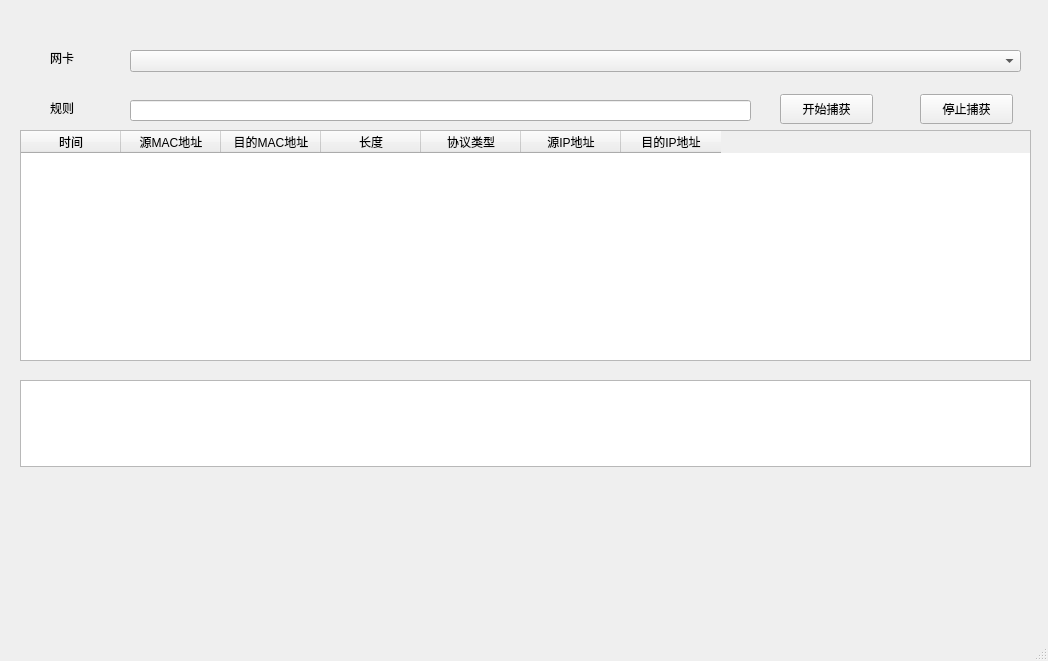
Old version of the form mainwindow.ui in the repository wjialei/HSniffer.
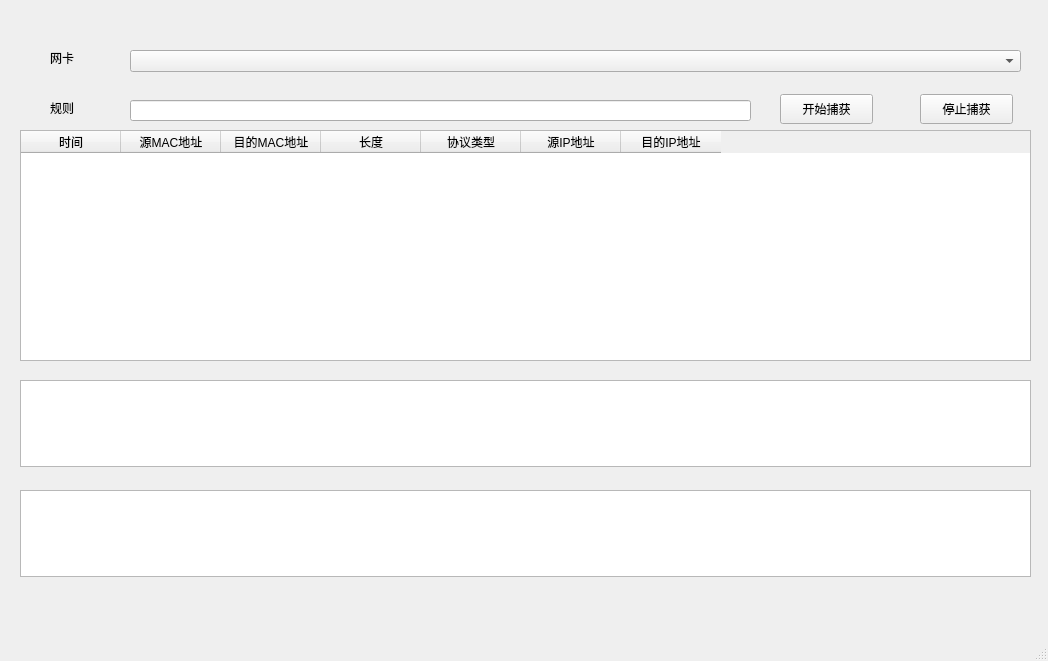
New version of the form.

The edit to the form file:
```diff
--- a/mainwindow.ui
+++ b/mainwindow.ui
@@ -141,6 +141,16 @@
      </rect>
     </property>
    </widget>
+   <widget class="QPlainTextEdit" name="packetParseText">
+    <property name="geometry">
+     <rect>
+      <x>20</x>
+      <y>490</y>
+      <width>1011</width>
+      <height>87</height>
+     </rect>
+    </property>
+   </widget>
   </widget>
   <widget class="QMenuBar" name="menubar">
    <property name="geometry">
```
